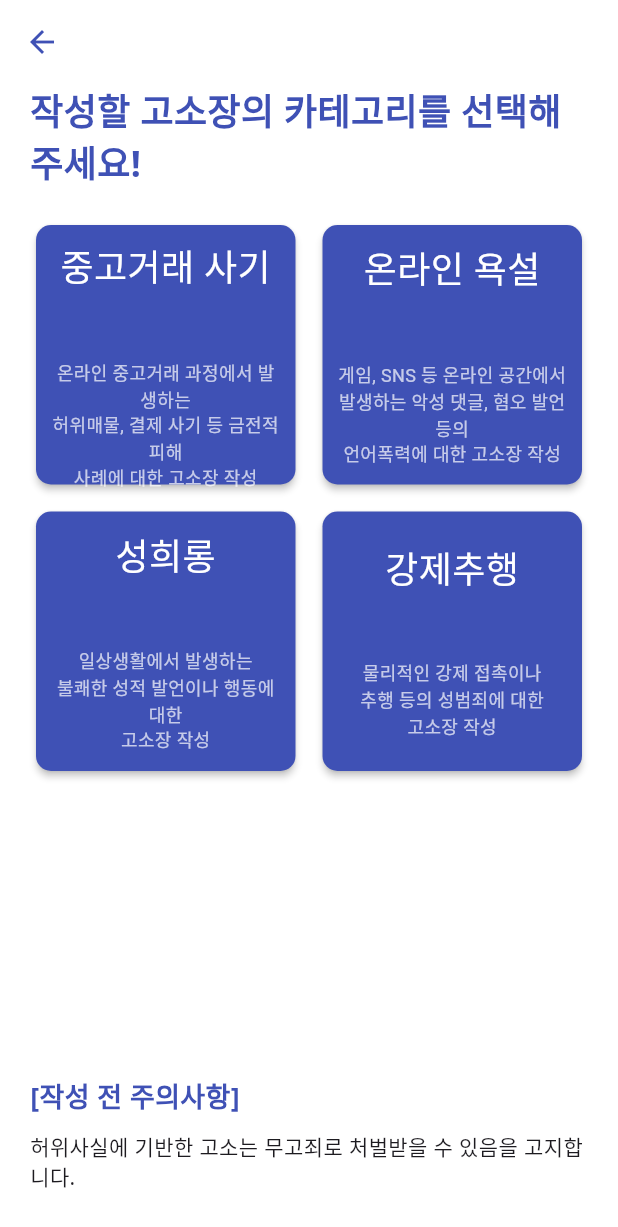
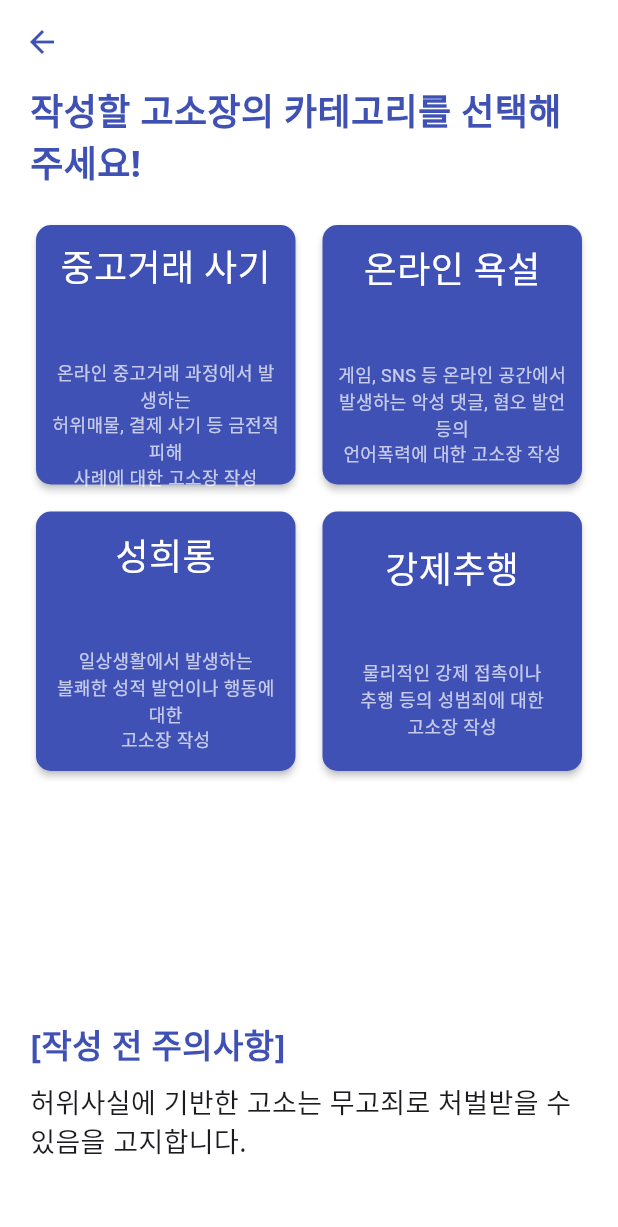
Before and after one commit to Smart-Legal-Form-Builder/frontend, a Flutter app: the CategorySelectionScreen screen opened directly, on a phone screen of 412 x 824 dp. Shown: the top 1227 px of the screen. Run offline on Flutter 3.47's test engine with Material 3 defaults, Android fonts, the phone set to English and light mode, and no system bars; our stand-ins replace dio; missing offline and left inert: dart:html.

Commit message:
카테고리 페이지 진짜 마무리

```diff
--- a/lib/Screens/category_selection_screen.dart
+++ b/lib/Screens/category_selection_screen.dart
@@ -63,7 +63,7 @@ class CategorySelectionScreen extends StatelessWidget {
             Text(
               '[작성 전 주의사항]',
               style: TextStyle(
-              fontSize: 18,
+              fontSize: 22,
               fontWeight: FontWeight.bold,
               color: Colors.indigo,
               fontFamily: 'NotoSans',
@@ -73,11 +73,11 @@ class CategorySelectionScreen extends StatelessWidget {
             Text(
               '허위사실에 기반한 고소는 무고죄로 처벌받을 수 있음을 고지합니다.',
               style: TextStyle(
-              fontSize: 14,
+              fontSize: 18,
               fontFamily: 'NotoSans',
               ),
             ),
-            SizedBox(height: 30),
+            SizedBox(height: 50),
           ],
         ),
       ),
```
